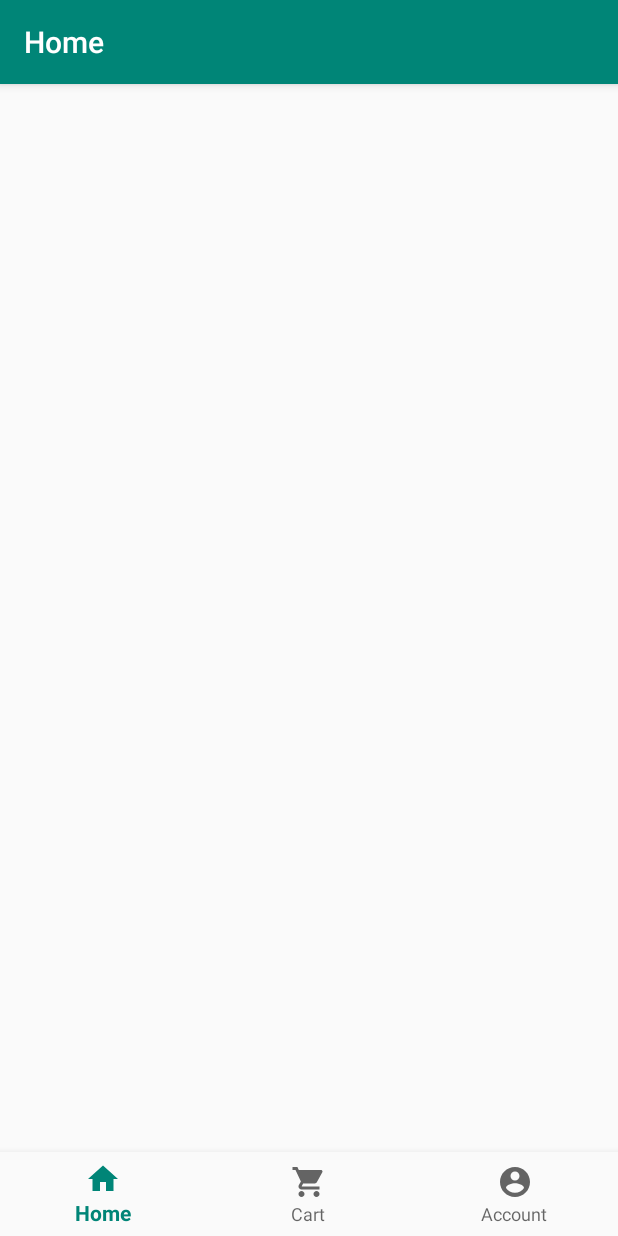
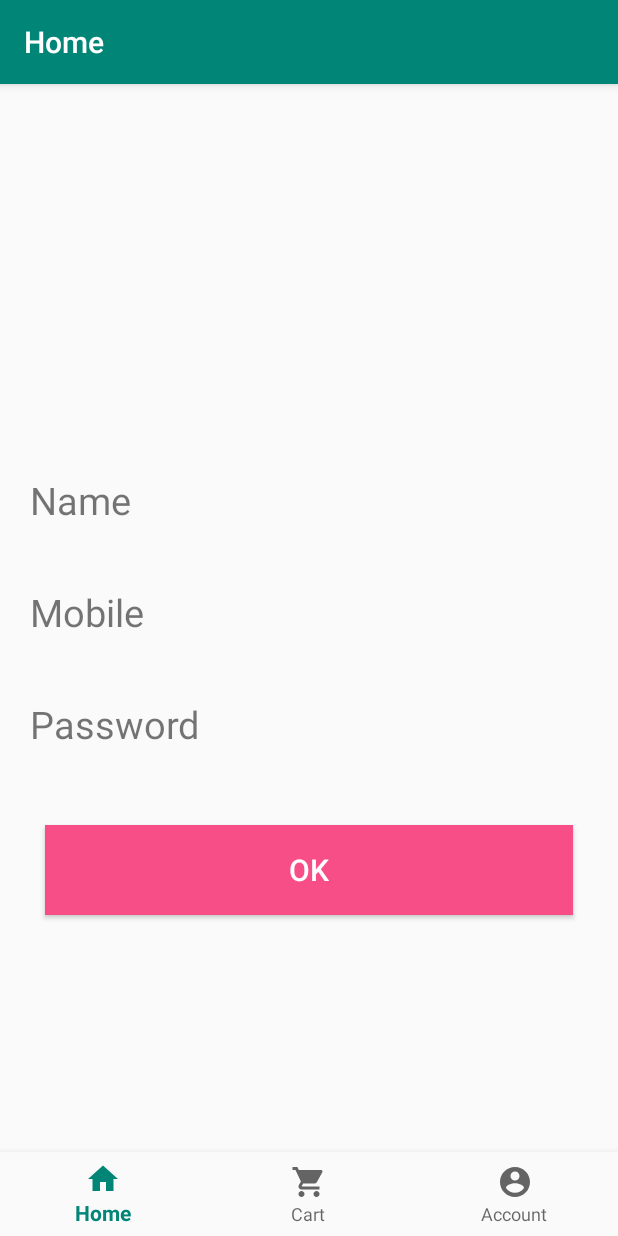
Before and after one commit to Athulpreman/aadya, an Android app: the HomeFragment screen opened directly, with no data from a screen before it, on a phone screen of 412 x 824 dp. Run offline under Robolectric (Android 15) with nearby library versions, the phone set to English and light mode, and no system bars; our stand-ins replace Firebase (no records; nobody signed in at launch, a user with empty details on screens opened directly), navigation-ui.

Commit message:
done home

```diff
--- a/app/src/main/java/com/example/aadya/MainActivity.java
+++ b/app/src/main/java/com/example/aadya/MainActivity.java
@@ -4,6 +4,7 @@ import androidx.annotation.NonNull;
 import androidx.appcompat.app.AppCompatActivity;
 
 import android.content.Intent;
+import android.content.SharedPreferences;
 import android.os.Bundle;
 import android.view.View;
 import android.widget.Button;
@@ -28,10 +29,15 @@ public class MainActivity extends AppCompatActivity {
     String suser,spass;
     DatabaseReference refe;
 
+    User ob;
+
     @Override
     protected void onCreate(Bundle savedInstanceState) {
         super.onCreate(savedInstanceState);
         setContentView(R.layout.activity_main);
+
+
+
 
         user=(EditText)findViewById(R.id.username);
         pass=(EditText)findViewById(R.id.password);
@@ -52,26 +58,30 @@ public class MainActivity extends AppCompatActivity {
                 suser=user.getText().toString();
                 spass=pass.getText().toString();
 
-                Query query=refe.orderByChild("username").equalTo("suser");
+                Query query=refe.orderByChild("username").equalTo(suser);
                 query.addListenerForSingleValueEvent(new ValueEventListener() {
                     @Override
                     public void onDataChange(@NonNull DataSnapshot dataSnapshot) {
 
                         for (DataSnapshot dataSnapshot1 : dataSnapshot.getChildren())
                         {
-                            User ob=dataSnapshot1.getValue(User.class);
+
+
+                            ob=dataSnapshot1.getValue(User.class);
                             String pass=ob.password;
 
                             if(pass.equals(spass))
                             {
-                                Intent intu=new Intent(getApplicationContext(),userloggedin.class);
-                                startActivity(intu);
 
                                 Toast.makeText(getApplicationContext(), "successful", Toast.LENGTH_SHORT).show();
+
+                                Intent intu=new Intent(getApplicationContext(),userloggedin.class);
+                                intu.putExtra("username",suser);
+                                startActivity(intu);
                             }
                             else
                             {
-                                Toast.makeText(getApplicationContext(), "successful", Toast.LENGTH_SHORT).show();
+                                Toast.makeText(getApplicationContext(), "incorrect pass or username", Toast.LENGTH_SHORT).show();
                             }
                         }
                     }
--- a/app/src/main/java/com/example/aadya/User.java
+++ b/app/src/main/java/com/example/aadya/User.java
@@ -2,7 +2,7 @@ package com.example.aadya;
 
 public class User
 {
-    String username,password,mobile;
+    public String username,password,mobile;
 
     public User() {
     }
--- a/app/src/main/java/com/example/aadya/ui/home/HomeFragment.java
+++ b/app/src/main/java/com/example/aadya/ui/home/HomeFragment.java
@@ -1,10 +1,13 @@
 package com.example.aadya.ui.home;
 
+import android.content.Intent;
 import android.os.Bundle;
 import android.view.LayoutInflater;
 import android.view.View;
 import android.view.ViewGroup;
+import android.widget.Button;
 import android.widget.TextView;
+import android.widget.Toast;
 
 import androidx.annotation.Nullable;
 import androidx.annotation.NonNull;
@@ -13,8 +16,21 @@ import androidx.lifecycle.Observer;
 import androidx.lifecycle.ViewModelProviders;
 
 import com.example.aadya.R;
+import com.example.aadya.User;
+import com.google.firebase.database.DataSnapshot;
+import com.google.firebase.database.DatabaseError;
+import com.google.firebase.database.DatabaseReference;
+import com.google.firebase.database.FirebaseDatabase;
+import com.google.firebase.database.Query;
+import com.google.firebase.database.ValueEventListener;
 
 public class HomeFragment extends Fragment {
+    String userName;
+    TextView name,mobile,password;
+    Button button;
+    DatabaseReference ref;
+
+    String s1,s2,s3;
 
     private HomeViewModel homeViewModel;
 
@@ -22,10 +38,54 @@ public class HomeFragment extends Fragment {
                              ViewGroup container, Bundle savedInstanceState) {
         homeViewModel =
                 ViewModelProviders.of(this).get(HomeViewModel.class);
-        View root = inflater.inflate(R.layout.fragment_home, container, false);
+        final View root = inflater.inflate(R.layout.fragment_home, container, false);
         homeViewModel.getText().observe(this, new Observer<String>() {
             @Override
-            public void onChanged(@Nullable String s) {
+            public void onChanged(@Nullable String s)
+            {
+                name=(TextView)root.findViewById(R.id.name);
+                mobile=(TextView)root.findViewById(R.id.mobile);
+                password=(TextView)root.findViewById(R.id.passw);
+                button=(Button)root.findViewById(R.id.butto);
+
+                ref=FirebaseDatabase.getInstance().getReference().child("User");
+
+                Intent inte=getActivity().getIntent();
+                userName=inte.getStringExtra("username");
+
+                button.setOnClickListener(new View.OnClickListener() {
+                    @Override
+                    public void onClick(View v) {
+
+                        Query query=ref.orderByChild("username").equalTo(userName);
+                        query.addListenerForSingleValueEvent(new ValueEventListener() {
+                            @Override
+                            public void onDataChange(@NonNull DataSnapshot dataSnapshot) {
+
+                                for (DataSnapshot datasnap:dataSnapshot.getChildren())
+                                {
+                                    User us=datasnap.getValue(User.class);
+
+
+
+                                    s1=us.username;
+                                    s2=us.mobile;
+                                    s3=us.password;
+
+                                    name.setText(s1);
+                                    mobile.setText(s2);
+                                    password.setText(s3);
+                                }
+
+                            }
+
+                            @Override
+                            public void onCancelled(@NonNull DatabaseError databaseError) {
+
+                            }
+                        });
+                    }
+                });
             }
         });
         return root;
--- a/app/src/main/java/com/example/aadya/ui/notifications/NotificationsFragment.java
+++ b/app/src/main/java/com/example/aadya/ui/notifications/NotificationsFragment.java
@@ -1,5 +1,8 @@
 package com.example.aadya.ui.notifications;
 
+import android.content.Context;
+import android.content.Intent;
+import android.content.SharedPreferences;
 import android.os.Bundle;
 import android.view.LayoutInflater;
 import android.view.View;
@@ -12,20 +15,36 @@ import androidx.fragment.app.Fragment;
 import androidx.lifecycle.Observer;
 import androidx.lifecycle.ViewModelProviders;
 
+import com.example.aadya.MainActivity;
 import com.example.aadya.R;
 
 public class NotificationsFragment extends Fragment {
+
+    TextView logout;
+
 
     private NotificationsViewModel notificationsViewModel;
 
     public View onCreateView(@NonNull LayoutInflater inflater,
                              ViewGroup container, Bundle savedInstanceState) {
+
         notificationsViewModel =
                 ViewModelProviders.of(this).get(NotificationsViewModel.class);
         final View root = inflater.inflate(R.layout.fragment_notifications, container, false);
         notificationsViewModel.getText().observe(this, new Observer<String>() {
             @Override
-            public void onChanged(@Nullable String s) {
+            public void onChanged(@Nullable String s)
+            {
+                logout=(TextView)root.findViewById(R.id.logout);
+                logout.setOnClickListener(new View.OnClickListener() {
+                    @Override
+                    public void onClick(View v) {
+
+
+                        Intent intent = new Intent(getContext(), MainActivity.class);
+                        startActivity(intent);
+                    }
+                });
             }
         });
         return root;
--- a/app/src/main/res/layout/fragment_home.xml
+++ b/app/src/main/res/layout/fragment_home.xml
@@ -1,19 +1,63 @@
-<?xml version="1.0" encoding="utf-8"?>
-<androidx.constraintlayout.widget.ConstraintLayout xmlns:android="http://schemas.android.com/apk/res/android"
-    xmlns:app="http://schemas.android.com/apk/res-auto"
+<TableLayout android:layout_height="match_parent"
     android:layout_width="match_parent"
-    android:layout_height="match_parent">
+    android:orientation="vertical"
+    android:gravity="center"
+    android:stretchColumns="1"
+    xmlns:android="http://schemas.android.com/apk/res/android">
 
+    <TableRow>
     <TextView
-        android:id="@+id/text_home"
         android:layout_width="match_parent"
         android:layout_height="wrap_content"
-        android:layout_marginStart="8dp"
-        android:layout_marginTop="8dp"
-        android:layout_marginEnd="8dp"
-        android:textAlignment="center"
-        android:textSize="20sp"
-        app:layout_constraintEnd_toEndOf="parent"
-        app:layout_constraintStart_toStartOf="parent"
-        app:layout_constraintTop_toTopOf="parent" />
-</androidx.constraintlayout.widget.ConstraintLayout>
+        android:layout_margin="20dp"
+        android:text="Name"
+        android:textSize="25dp"
+      >
+    </TextView>
+        <TextView
+            android:layout_height="40dp"
+            android:id="@+id/name"
+            android:layout_width="wrap_content">
+        </TextView>
+    </TableRow>
+    <TableRow>
+        <TextView
+            android:layout_width="match_parent"
+            android:layout_height="wrap_content"
+            android:layout_margin="20dp"
+            android:text="Mobile"
+            android:textSize="25dp"
+            >
+        </TextView>
+        <TextView
+            android:layout_height="40dp"
+            android:id="@+id/mobile"
+            android:layout_width="wrap_content">
+        </TextView>
+    </TableRow>
+    <TableRow>
+        <TextView
+            android:layout_width="match_parent"
+            android:layout_height="wrap_content"
+            android:layout_margin="20dp"
+            android:text="Password"
+            android:textSize="25dp"
+            >
+        </TextView>
+        <TextView
+            android:layout_height="40dp"
+            android:id="@+id/passw"
+            android:layout_width="wrap_content">
+        </TextView>
+    </TableRow>
+    <Button
+        android:layout_height="60dp"
+        android:layout_width="wrap_content"
+        android:layout_margin="30dp"
+        android:text="OK"
+        android:textSize="20dp"
+        android:id="@+id/butto"
+        android:background="#F74E87"
+        android:textColor="#FFFFFF"/>
+
+</TableLayout>
```
